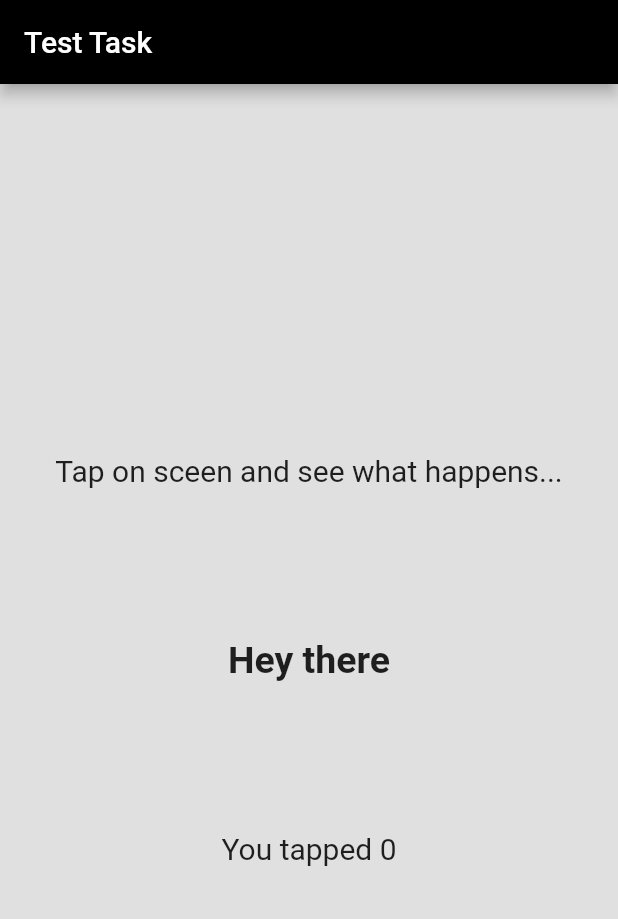
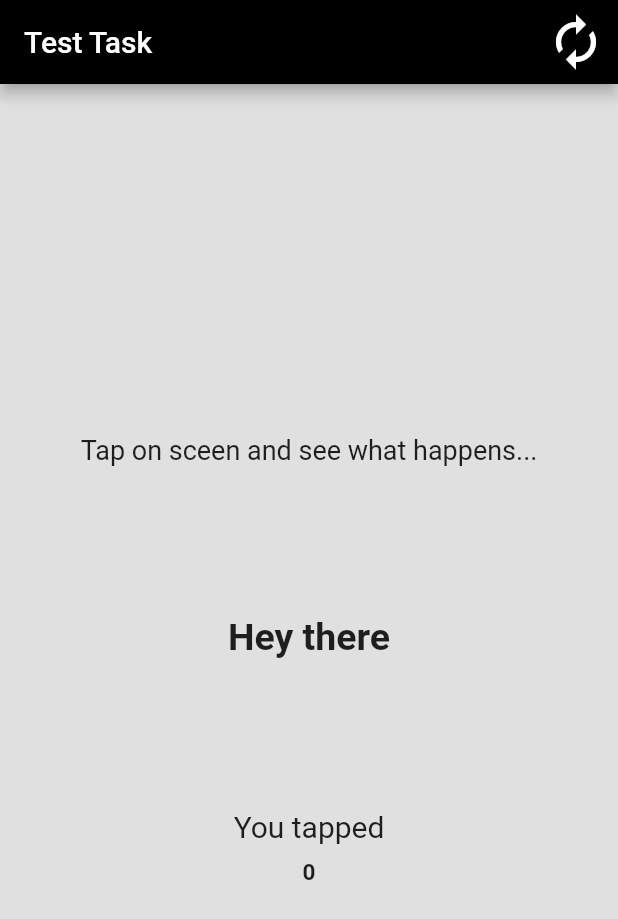
Before and after one commit to VikaKhusti/flutter_app, a Flutter app: the screen it shows after launch, on a phone screen of 412 x 824 dp. Shown: the top 919 px of the screen. Run offline on Flutter 3.47's test engine with Material 2 defaults, Android fonts, the phone set to English and light mode, and no system bars.

```diff
--- a/lib/main.dart
+++ b/lib/main.dart
@@ -29,6 +29,18 @@ class _MainScreenState extends State<MainScreen> {
         appBar: AppBar(
           title: Text('Test Task'),
           backgroundColor: Colors.black,
+          actions: <Widget>[
+            IconButton(
+              icon: Icon(Icons.autorenew),
+              iconSize: 40,
+              onPressed: () {
+                setState(() {
+                  _count = 0;
+                  newColor = Colors.grey[300];
+                });
+              },
+            ),
+          ],
         ),
         backgroundColor: newColor,
         body: InkWell(
@@ -43,7 +55,7 @@ class _MainScreenState extends State<MainScreen> {
                   child: Text(
                     'Tap on sceen and see what happens...',
                     style: TextStyle(
-                      fontSize: 20,
+                      fontSize: 18,
                     ),
                   ),
                 ),
@@ -58,13 +70,22 @@ class _MainScreenState extends State<MainScreen> {
                 new Container(
                   padding: EdgeInsets.only(top: 100),
                   child: Text(
-                    'You tapped $_count',
+                    'You tapped',
                     style: TextStyle(
                       fontSize: 20,
                     ),
                   ),
                 ),
-
+                new Container(
+                  padding: EdgeInsets.only(top: 10),
+                  child: Text(
+                    '$_count',
+                    style: TextStyle(
+                      fontSize: _count.toDouble() + 15.0,
+                      fontWeight: FontWeight.bold
+                    ),
+                  ),
+                ),
               ],
           ),
           ),
```
Also changed, not shown: pubspec.lock, 1 other file.
